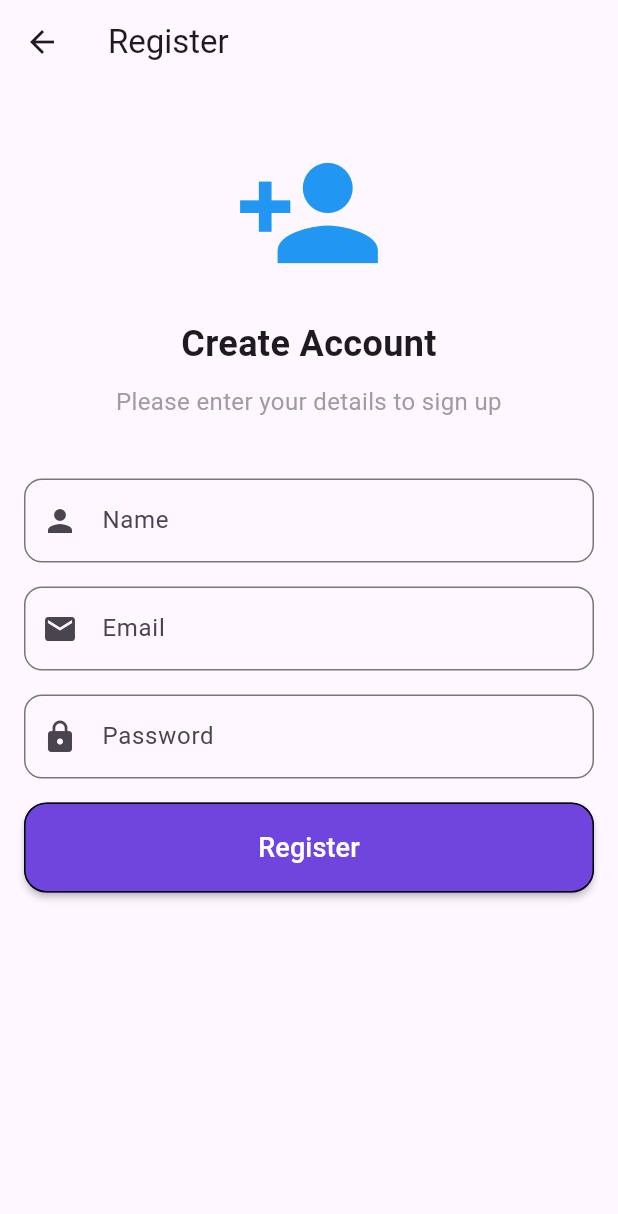
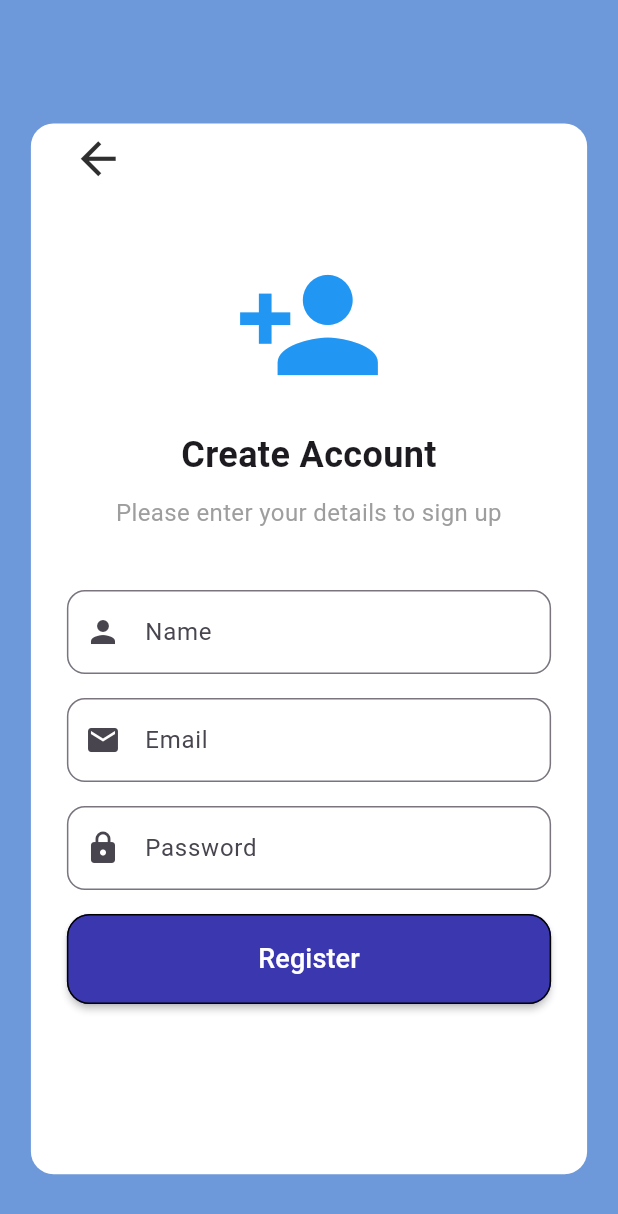
Before and after one commit to VinChriZ/MoneyManager, a Flutter app: the Register screen opened directly, on a phone screen of 412 x 824 dp. Shown: the top 1214 px of the screen. Run offline on Flutter 3.47's test engine with Material 3 defaults, Android fonts, the light colour scheme and no system bars; our stand-ins replace cloud_firestore, firebase_auth, firebase_core, fl_chart, flutter_speed_dial, flutter_svg and 5 more; accounts and stored records are empty.

Commit message:
Register UI change

```diff
--- a/lib/register.dart
+++ b/lib/register.dart
@@ -16,7 +16,6 @@ class _RegisterState extends State<Register> {
   final emailController = TextEditingController();
   final passwordController = TextEditingController();
   final nameController = TextEditingController();
-  final baseMoneyController = TextEditingController();
 
   Future<void> _registerUser(BuildContext context) async {
     try {
@@ -88,15 +87,31 @@ class _RegisterState extends State<Register> {
 @override
   Widget build(BuildContext context) {
     return Scaffold(
-      appBar: AppBar(
-        title: Text('Register'),
+      body: Container(
+        width: double.infinity,
+        height: double.infinity,
+        color: Color.fromARGB(255, 109, 152, 217), // Blue color
+        child: Center(
+          child: Stack(
+            alignment: Alignment.topCenter,
+            children: <Widget>[
+              Positioned(
+                top: MediaQuery.of(context).size.height * 0.10,
+                child: Container(
+                  width: MediaQuery.of(context).size.width * 0.9,
+                  height: MediaQuery.of(context).size.height * 0.85,
+                  decoration: BoxDecoration(
+                    color: Colors.white,
+                    borderRadius: BorderRadius.circular(15),
                   ),
-      body: SingleChildScrollView(
-        padding: const EdgeInsets.all(16.0),
+                  child: SingleChildScrollView(
+                    child: Padding(
+                      padding: const EdgeInsets.all(24.0),
                       child: Column(
+                        mainAxisAlignment: MainAxisAlignment.center,
                         crossAxisAlignment: CrossAxisAlignment.stretch,
                         children: [
-            const SizedBox(height: 20.0),
+                          const SizedBox(height: 60.0),
                           const Icon(
                             Icons.person_add,
                             size: 100,
@@ -163,7 +178,6 @@ class _RegisterState extends State<Register> {
                           ),
                           const SizedBox(height: 16.0),
 
-
                           // Register Button
                           MaterialButton(
                             minWidth: double.infinity,
@@ -171,7 +185,7 @@ class _RegisterState extends State<Register> {
                             onPressed: () {
                               _registerUser(context);
                             },
-              color: Color.fromARGB(255, 112, 69, 222),
+                            color: const Color.fromRGBO(59, 55, 175, 1),
                             textColor: Colors.white,
                             padding: EdgeInsets.symmetric(vertical: 12.0),
                             shape: RoundedRectangleBorder(
@@ -186,6 +200,23 @@ class _RegisterState extends State<Register> {
                         ],
                       ),
                     ),
+                  ),
+                ),
+              ),
+              Positioned(
+                top: 80,
+                left: 40,
+                child: IconButton(
+                  icon: Icon(Icons.arrow_back, color: const Color.fromARGB(255, 47, 47, 47), size: 35,),
+                  onPressed: () {
+                    Navigator.of(context).pop();
+                  },
+                ),
+              ),
+            ],
+          ),
+        ),
+      ),
     );
   }
 }
```
Lines whose indentation alone changed are shown as unchanged.
